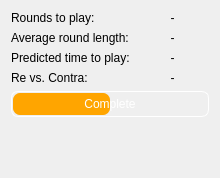
The window that src/ui/game/gamestatswidget.ui (lbproductions/psnewmodel) describes before a commit, drawn with Qt 5.
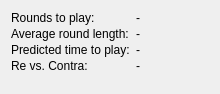
The same window after the commit. Custom widgets are drawn as their Qt base class.

Commit message: Introduced GameLengthWidget in GameWindow to visualize time-progress of the game

```diff
--- a/src/ui/game/gamestatswidget.ui
+++ b/src/ui/game/gamestatswidget.ui
@@ -7,13 +7,22 @@
     <x>0</x>
     <y>0</y>
     <width>220</width>
-    <height>178</height>
+    <height>94</height>
    </rect>
   </property>
   <property name="windowTitle">
    <string>Form</string>
   </property>
   <layout class="QFormLayout" name="formLayout">
+   <property name="fieldGrowthPolicy">
+    <enum>QFormLayout::FieldsStayAtSizeHint</enum>
+   </property>
+   <property name="horizontalSpacing">
+    <number>-1</number>
+   </property>
+   <property name="verticalSpacing">
+    <number>2</number>
+   </property>
    <item row="0" column="0">
     <widget class="QLabel" name="label">
      <property name="text">
@@ -97,43 +106,6 @@
      </property>
     </widget>
    </item>
-   <item row="5" column="0">
-    <layout class="QVBoxLayout" name="verticalLayoutGamesTogether"/>
-   </item>
-   <item row="4" column="0" colspan="2">
-    <widget class="QProgressBar" name="progressBarGamePercentage">
-     <property name="styleSheet">
-      <string notr="true">QProgressBar {
-border: 1px solid white;
-padding: 1px;
-border-radius: 7px;
-background: transparent;
-width: 15px;
-color:white;
-}
-
-QProgressBar::chunk {
-background: orange;
-border-radius: 7px;
-}</string>
-     </property>
-     <property name="value">
-      <number>50</number>
-     </property>
-     <property name="alignment">
-      <set>Qt::AlignCenter</set>
-     </property>
-     <property name="textVisible">
-      <bool>true</bool>
-     </property>
-     <property name="invertedAppearance">
-      <bool>false</bool>
-     </property>
-     <property name="format">
-      <string>Complete</string>
-     </property>
-    </widget>
-   </item>
   </layout>
  </widget>
  <customwidgets>
```
Left out of the diff: 4 changed lines with no effect on the pictures. The commit also changes 10 other files.
